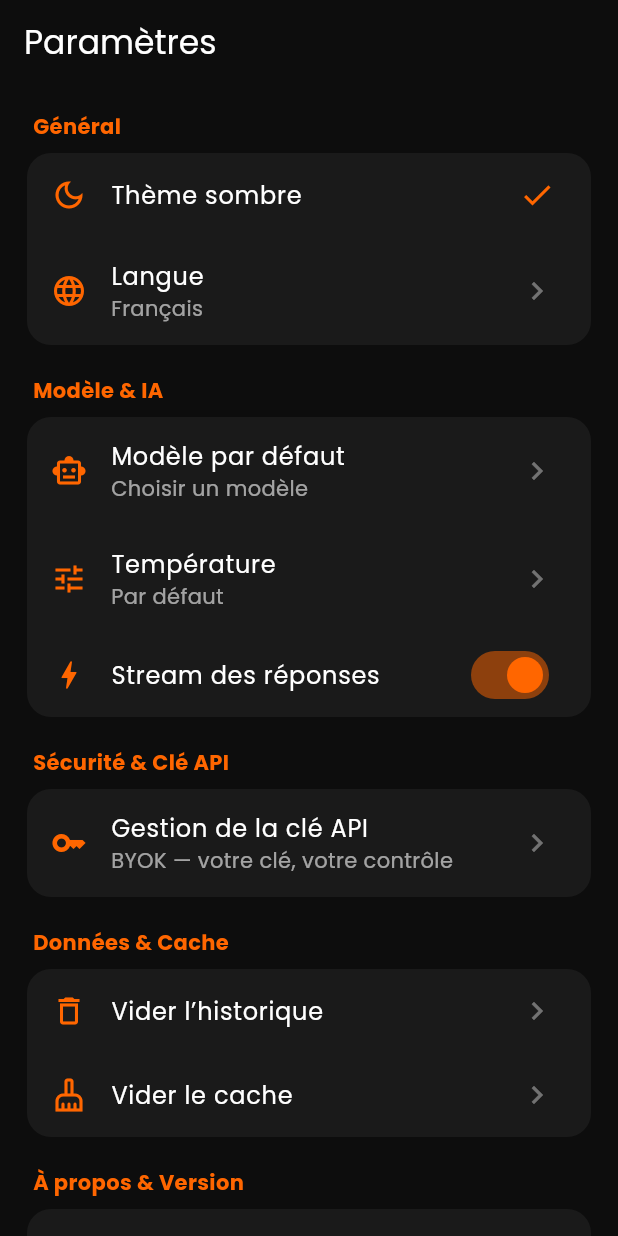
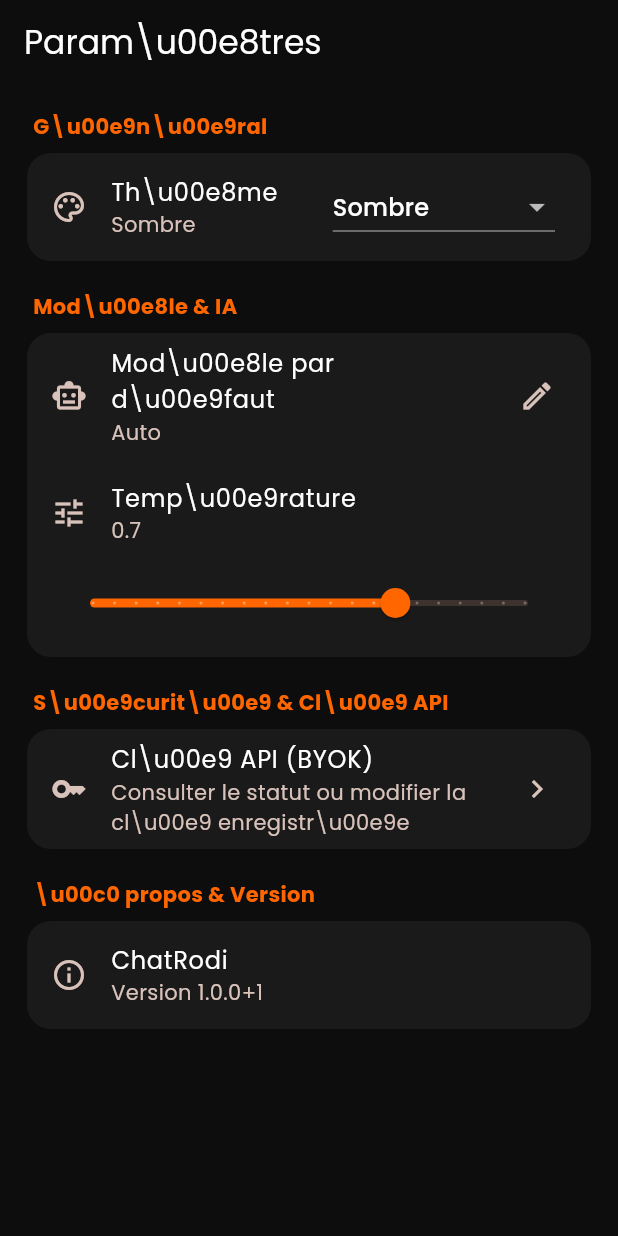
Before and after one commit to justin2119/ChatRodi, a Flutter app: the SettingsScreen screen opened by its route, on a phone screen of 412 x 824 dp. Run offline on Flutter 3.47's test engine with Material 3 defaults, Android fonts, the phone set to English and light mode, and no system bars; our stand-ins replace dio, flutter_dotenv, flutter_riverpod, flutter_secure_storage, go_router, google_fonts and 1 more; accounts and stored records are empty.

Commit message:
Add dynamic themes and functional settings screen

```diff
--- /dev/null
+++ b/chat_rodi/lib/core/theme/theme_provider.dart
@@ -0,0 +1,17 @@
+import 'package:flutter/material.dart';
+import 'package:flutter_riverpod/flutter_riverpod.dart';
+
+/// Holds the user's selected appearance mode for the current app session.
+final themeModeProvider = StateNotifierProvider<ThemeModeNotifier, ThemeMode>(
+  (ref) => ThemeModeNotifier(),
+);
+
+class ThemeModeNotifier extends StateNotifier<ThemeMode> {
+  ThemeModeNotifier() : super(ThemeMode.dark);
+
+  void setThemeMode(ThemeMode mode) => state = mode;
+}
+
+/// Settings for model and generation controls, kept in Riverpod app state.
+final defaultModelProvider = StateProvider<String>((ref) => 'Auto');
+final temperatureProvider = StateProvider<double>((ref) => 0.7);
--- a/chat_rodi/lib/features/settings/presentation/screens/settings_screen.dart
+++ b/chat_rodi/lib/features/settings/presentation/screens/settings_screen.dart
@@ -1,18 +1,150 @@
 import 'package:flutter/material.dart';
+import 'package:flutter_riverpod/flutter_riverpod.dart';
 import 'package:go_router/go_router.dart';
 
-const _orange = Color(0xFFFF6600), _bg = Color(0xFF0D0D0D), _surface = Color(0xFF1A1A1A);
+import '../../../../core/theme/theme_provider.dart';
 
-class SettingsScreen extends StatelessWidget {
+class SettingsScreen extends ConsumerWidget {
   const SettingsScreen({super.key});
-  @override Widget build(BuildContext context) => Scaffold(backgroundColor: _bg, appBar: AppBar(shape: const RoundedRectangleBorder(borderRadius: BorderRadius.zero), backgroundColor: _bg, foregroundColor: Colors.white, title: const Text('Param\u00e8tres')),
-    body: ListView(padding: const EdgeInsets.all(18), children: [
-      _Section(title: 'G\u00e9n\u00e9ral', children: [const _Item(icon: Icons.dark_mode_outlined, title: 'Th\u00e8me sombre', trailing: Icon(Icons.check, color: _orange)), const _Item(icon: Icons.language, title: 'Langue', subtitle: 'Fran\u00e7ais')]),
-      _Section(title: 'Mod\u00e8le & IA', children: [const _Item(icon: Icons.smart_toy_outlined, title: 'Mod\u00e8le par d\u00e9faut', subtitle: 'Choisir un mod\u00e8le'), const _Item(icon: Icons.tune, title: 'Temp\u00e9rature', subtitle: 'Par d\u00e9faut'), SwitchListTile(activeColor: _orange, value: true, onChanged: (_) {}, title: const Text('Stream des r\u00e9ponses', style: TextStyle(color: Colors.white)), secondary: const Icon(Icons.bolt, color: _orange))]),
-      _Section(title: 'S\u00e9curit\u00e9 & Cl\u00e9 API', children: [_Item(icon: Icons.key_outlined, title: 'Gestion de la cl\u00e9 API', subtitle: 'BYOK — votre cl\u00e9, votre contr\u00f4le', onTap: () => context.go('/'))]),
-      _Section(title: 'Donn\u00e9es & Cache', children: [const _Item(icon: Icons.delete_outline, title: 'Vider l’historique'), const _Item(icon: Icons.cleaning_services_outlined, title: 'Vider le cache')]),
-      _Section(title: '\u00c0 propos & Version', children: [_Item(icon: Icons.info_outline, title: 'RodiumAi', subtitle: 'Version 1.0.0', onTap: () => context.go('/about'))]),
-    ]));
+
+  @override
+  Widget build(BuildContext context, WidgetRef ref) {
+    final themeMode = ref.watch(themeModeProvider);
+    final model = ref.watch(defaultModelProvider);
+    final temperature = ref.watch(temperatureProvider);
+    final colors = Theme.of(context).colorScheme;
+
+    return Scaffold(
+      appBar: AppBar(title: const Text('Param\\u00e8tres')),
+      body: ListView(
+        padding: const EdgeInsets.all(18),
+        children: [
+          _Section(title: 'G\\u00e9n\\u00e9ral', children: [
+            ListTile(
+              leading: const Icon(Icons.palette_outlined),
+              title: const Text('Th\\u00e8me'),
+              subtitle: Text(_themeLabel(themeMode)),
+              trailing: DropdownButton<ThemeMode>(
+                value: themeMode,
+                borderRadius: BorderRadius.circular(16),
+                items: const [
+                  DropdownMenuItem(value: ThemeMode.dark, child: Text('Sombre')),
+                  DropdownMenuItem(value: ThemeMode.light, child: Text('Clair')),
+                  DropdownMenuItem(value: ThemeMode.system, child: Text('Syst\\u00e8me')),
+                ],
+                onChanged: (value) {
+                  if (value != null) ref.read(themeModeProvider.notifier).setThemeMode(value);
+                },
+              ),
+            ),
+          ]),
+          _Section(title: 'Mod\\u00e8le & IA', children: [
+            ListTile(
+              leading: const Icon(Icons.smart_toy_outlined),
+              title: const Text('Mod\\u00e8le par d\\u00e9faut'),
+              subtitle: Text(model),
+              trailing: const Icon(Icons.edit_outlined),
+              onTap: () => _editModel(context, ref, model),
+            ),
+            ListTile(
+              leading: const Icon(Icons.tune),
+              title: const Text('Temp\\u00e9rature'),
+              subtitle: Text(temperature.toStringAsFixed(1)),
+            ),
+            Padding(
+              padding: const EdgeInsets.fromLTRB(18, 0, 18, 12),
+              child: Slider(
+                value: temperature,
+                min: 0,
+                max: 1,
+                divisions: 20,
+                label: temperature.toStringAsFixed(2),
+                onChanged: (value) => ref.read(temperatureProvider.notifier).state = value,
+              ),
+            ),
+          ]),
+          _Section(title: 'S\\u00e9curit\\u00e9 & Cl\\u00e9 API', children: [
+            ListTile(
+              leading: const Icon(Icons.key_outlined),
+              title: const Text('Cl\\u00e9 API (BYOK)'),
+              subtitle: const Text('Consulter le statut ou modifier la cl\\u00e9 enregistr\\u00e9e'),
+              trailing: const Icon(Icons.chevron_right),
+              onTap: () => context.go('/'),
+            ),
+          ]),
+          _Section(title: '\\u00c0 propos & Version', children: const [
+            ListTile(
+              leading: Icon(Icons.info_outline),
+              title: Text('ChatRodi'),
+              subtitle: Text('Version 1.0.0+1'),
+            ),
+          ]),
+        ],
+      ),
+    );
+  }
+
+  static String _themeLabel(ThemeMode mode) => switch (mode) {
+        ThemeMode.dark => 'Sombre',
+        ThemeMode.light => 'Clair',
+        ThemeMode.system => 'Syst\\u00e8me',
+      };
+
+  static Future<void> _editModel(BuildContext context, WidgetRef ref, String current) async {
+    final controller = TextEditingController(text: current == 'Auto' ? '' : current);
+    final value = await showDialog<String>(
+      context: context,
+      builder: (dialogContext) => AlertDialog(
+        title: const Text('Mod\\u00e8le par d\\u00e9faut'),
+        content: TextField(
+          controller: controller,
+          decoration: const InputDecoration(
+            labelText: 'Identifiant du mod\\u00e8le',
+            hintText: 'Auto',
+          ),
+        ),
+        actions: [
+          TextButton(
+            onPressed: () => Navigator.pop(dialogContext),
+            child: const Text('Annuler'),
+          ),
+          FilledButton(
+            onPressed: () => Navigator.pop(dialogContext, controller.text.trim()),
+            child: const Text('Enregistrer'),
+          ),
+        ],
+      ),
+    );
+    controller.dispose();
+    if (value != null) {
+      ref.read(defaultModelProvider.notifier).state = value.isEmpty ? 'Auto' : value;
+    }
+  }
 }
-class _Section extends StatelessWidget { const _Section({required this.title, required this.children}); final String title; final List<Widget> children; @override Widget build(BuildContext context) => Padding(padding: const EdgeInsets.only(bottom: 20), child: Column(crossAxisAlignment: CrossAxisAlignment.start, children: [Padding(padding: const EdgeInsets.only(left: 4, bottom: 8), child: Text(title, style: const TextStyle(color: _orange, fontWeight: FontWeight.w700))), Container(decoration: BoxDecoration(color: _surface, borderRadius: BorderRadius.circular(16)), child: Column(children: children))])); }
-class _Item extends StatelessWidget { const _Item({required this.icon, required this.title, this.subtitle, this.trailing, this.onTap}); final IconData icon; final String title; final String? subtitle; final Widget? trailing; final VoidCallback? onTap; @override Widget build(BuildContext context) => ListTile(onTap: onTap, leading: Icon(icon, color: _orange), title: Text(title, style: const TextStyle(color: Colors.white)), subtitle: subtitle == null ? null : Text(subtitle!, style: const TextStyle(color: Colors.white60)), trailing: trailing ?? const Icon(Icons.chevron_right, color: Colors.white38)); }
+
+class _Section extends StatelessWidget {
+  const _Section({required this.title, required this.children});
+  final String title;
+  final List<Widget> children;
+
+  @override
+  Widget build(BuildContext context) => Padding(
+        padding: const EdgeInsets.only(bottom: 20),
+        child: Column(
+          crossAxisAlignment: CrossAxisAlignment.start,
+          children: [
+            Padding(
+              padding: const EdgeInsets.only(left: 4, bottom: 8),
+              child: Text(title, style: TextStyle(color: Theme.of(context).colorScheme.primary, fontWeight: FontWeight.w700)),
+            ),
+            Container(
+              decoration: BoxDecoration(
+                color: Theme.of(context).colorScheme.surface,
+                borderRadius: BorderRadius.circular(16),
+              ),
+              child: Column(children: children),
+            ),
+          ],
+        ),
+      );
+}
```
Also changed, not shown: chat_rodi/lib/core/theme/app_theme.dart (+62 -40 lines), chat_rodi/lib/main.dart (+6 -4 lines).
